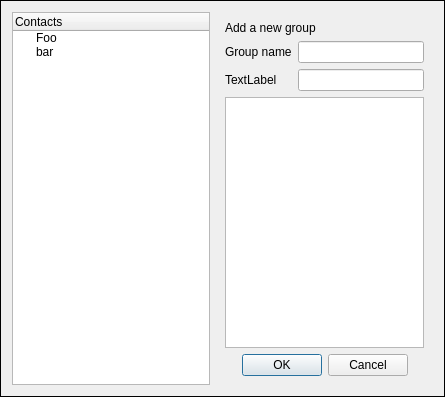
Above: client/qt/bodyaddgroup.ui from LaKabane/tNETacle before the change. Below: the same form after it.
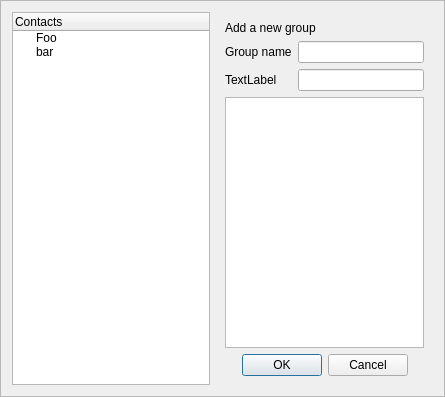
That is the form after the change. Icons and pictures are not drawn.

Patch:
```diff
--- a/client/qt/bodyaddgroup.ui
+++ b/client/qt/bodyaddgroup.ui
@@ -18,7 +18,7 @@
     <normaloff>:/tools/root_notconnected.png</normaloff>:/tools/root_notconnected.png</iconset>
   </property>
   <property name="frameShape">
-   <enum>QFrame::Box</enum>
+   <enum>QFrame::StyledPanel</enum>
   </property>
   <layout class="QGridLayout" name="gridLayout">
    <item row="0" column="0" rowspan="2">
```
